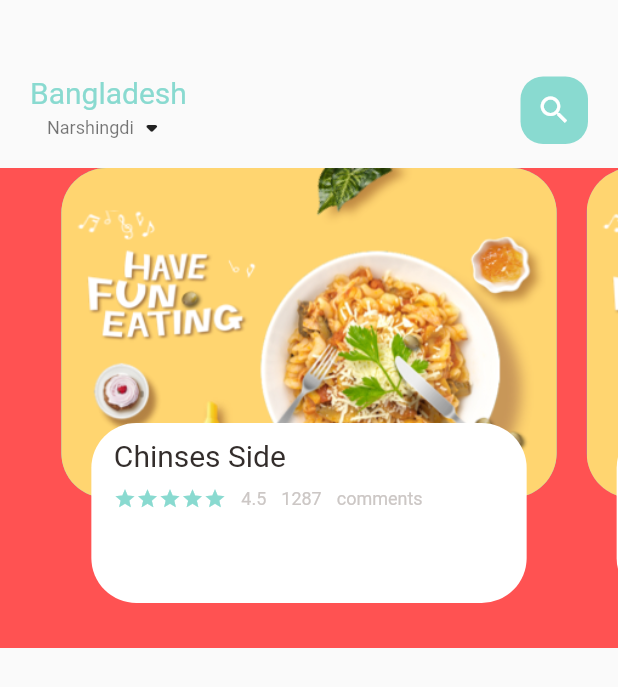
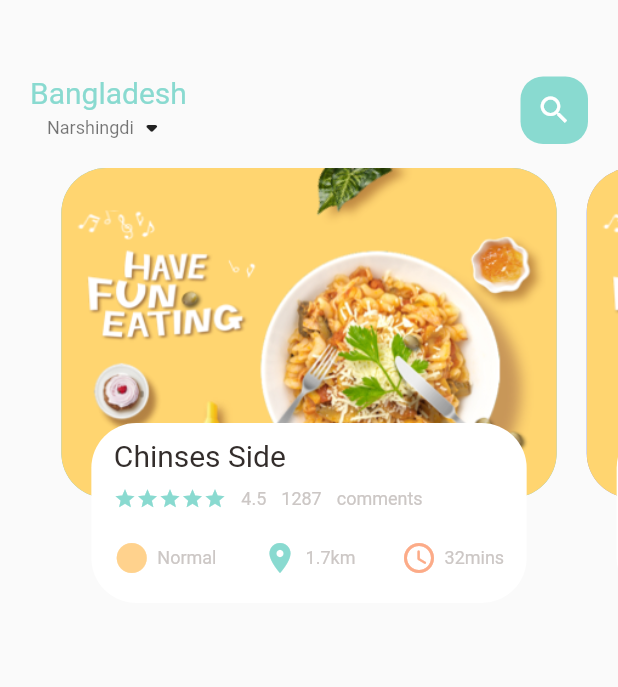
Before and after one commit to Thae00/food_delivery, a Flutter app: the screen it shows after launch, on a phone screen of 412 x 824 dp. Shown: the top 687 px of the screen. Run offline on Flutter 3.47's test engine with Material 2 defaults, Android fonts, the phone set to English and light mode, and no system bars.

Commit message:
complete align column

```diff
--- a/lib/home/food_body_page.dart
+++ b/lib/home/food_body_page.dart
@@ -1,6 +1,7 @@
 import 'package:flutter/material.dart';
 import 'package:food_delivery/utils/colors.dart';
 import 'package:food_delivery/widgets/big_text.dart';
+import 'package:food_delivery/widgets/icon_and_text_widget.dart';
 import 'package:food_delivery/widgets/small_text.dart';
 
 class FoodBodyPage extends StatefulWidget {
@@ -17,7 +18,6 @@ class _FoodBodyPageState extends State<FoodBodyPage> {
   Widget build(BuildContext context) {
     return Container(
       height: 320,
-      color: Colors.redAccent,
       child: PageView.builder(
         controller: pageController,
         itemCount: 5,
@@ -87,6 +87,29 @@ class _FoodBodyPageState extends State<FoodBodyPage> {
                       SmallText(text: "comments"),
                     ],
                   ),
+                  SizedBox(
+                    height: 20,
+                  ),
+                  Row(
+                    mainAxisAlignment: MainAxisAlignment.spaceBetween,
+                    children: [
+                      IconAndTextWidget(
+                        icon: Icons.circle_sharp,
+                        text: "Normal",
+                        iconColor: AppColors.iconColor1,
+                      ),
+                      IconAndTextWidget(
+                        icon: Icons.location_on,
+                        text: "1.7km",
+                        iconColor: AppColors.mainColor,
+                      ),
+                      IconAndTextWidget(
+                        icon: Icons.access_time_rounded,
+                        text: "32mins",
+                        iconColor: AppColors.iconColor2,
+                      ),
+                    ],
+                  ),
                 ],
               ),
             ),
--- /dev/null
+++ b/lib/widgets/icon_and_text_widget.dart
@@ -0,0 +1,27 @@
+import 'package:flutter/material.dart';
+import 'package:food_delivery/widgets/small_text.dart';
+
+class IconAndTextWidget extends StatelessWidget {
+  final IconData icon;
+  final String text;
+  final Color iconColor;
+
+  IconAndTextWidget(
+      {Key? key,
+      required this.icon,
+      required this.text,
+      required this.iconColor,
+      })
+      : super(key: key);
+
+  @override
+  Widget build(BuildContext context) {
+    return Row(
+      children: [
+        Icon(icon, color: iconColor,),
+        SizedBox(width: 5,),
+        SmallText(text: text,),
+      ],
+    );
+  }
+}
```
